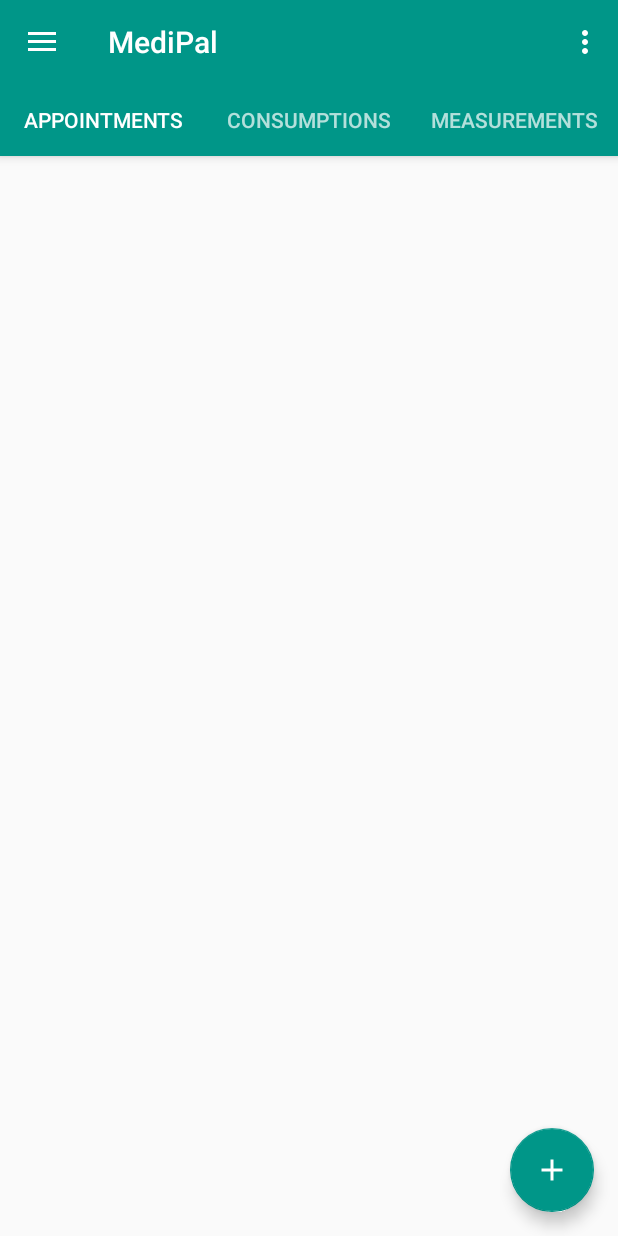
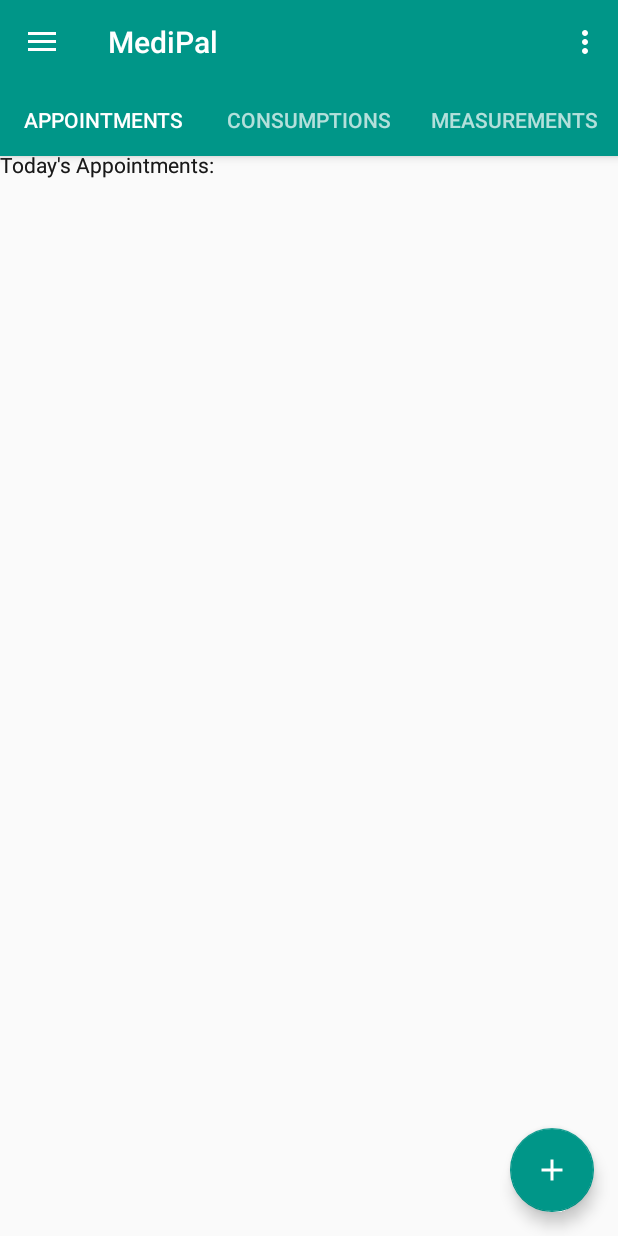
Before and after one commit to ethirajnus/Medtracker, an Android app: the AppointmentTab screen opened directly, with no data from a screen before it, on a phone screen of 412 x 824 dp. Run offline under Robolectric (Android 15) with nearby library versions, the phone set to English and light mode, and no system bars.

Commit message:
fixed UI issues

```diff
--- a/app/src/main/AndroidManifest.xml
+++ b/app/src/main/AndroidManifest.xml
@@ -11,6 +11,7 @@
         android:icon="@mipmap/ic_launcher"
         android:label="@string/app_name"
         android:supportsRtl="true"
+        android:largeHeap="true"
         android:theme="@style/AppTheme">
         <activity
             android:name=".activities.SplashActivity"
--- a/app/src/main/res/layout/fragment_appointment_tab.xml
+++ b/app/src/main/res/layout/fragment_appointment_tab.xml
@@ -1,17 +1,30 @@
 <FrameLayout xmlns:android="http://schemas.android.com/apk/res/android"
     xmlns:tools="http://schemas.android.com/tools"
     android:layout_width="match_parent"
-    android:layout_height="match_parent"
+    android:layout_height="wrap_content"
+
     tools:context="sg.edu.nus.iss.se.ft05.medipal.fragments.AppointmentTab">
 
-    <!-- TODO: Update blank fragment layout -->
+    <TextView
+        android:text="Today's Appointments:"
+        android:layout_width="wrap_content"
+        android:layout_height="wrap_content"
+        android:id="@+id/appointmentText1"
+        />
+    <TextView
+        android:text="Today's Appointments:"
+        android:layout_width="wrap_content"
+        android:layout_height="wrap_content"
+        android:id="@+id/appointmentText2"
+        />
 
 
     <TextView
         android:text="Today's Appointments:"
         android:layout_width="wrap_content"
         android:layout_height="wrap_content"
-        android:id="@+id/appointmentText" />
+        android:id="@+id/appointmentText"
+        />
     <android.support.v7.widget.RecyclerView
         android:id="@+id/all_appointments_list_view"
         android:layout_width="match_parent"
--- a/app/src/main/res/layout/fragment_home.xml
+++ b/app/src/main/res/layout/fragment_home.xml
@@ -2,6 +2,7 @@
     xmlns:app="http://schemas.android.com/apk/res-auto"
     android:layout_width="fill_parent"
     android:layout_height="fill_parent"
+    android:layout_marginTop="100dp"
     android:orientation="vertical">
 
 
```
Also changed, not shown: 1 other file.
